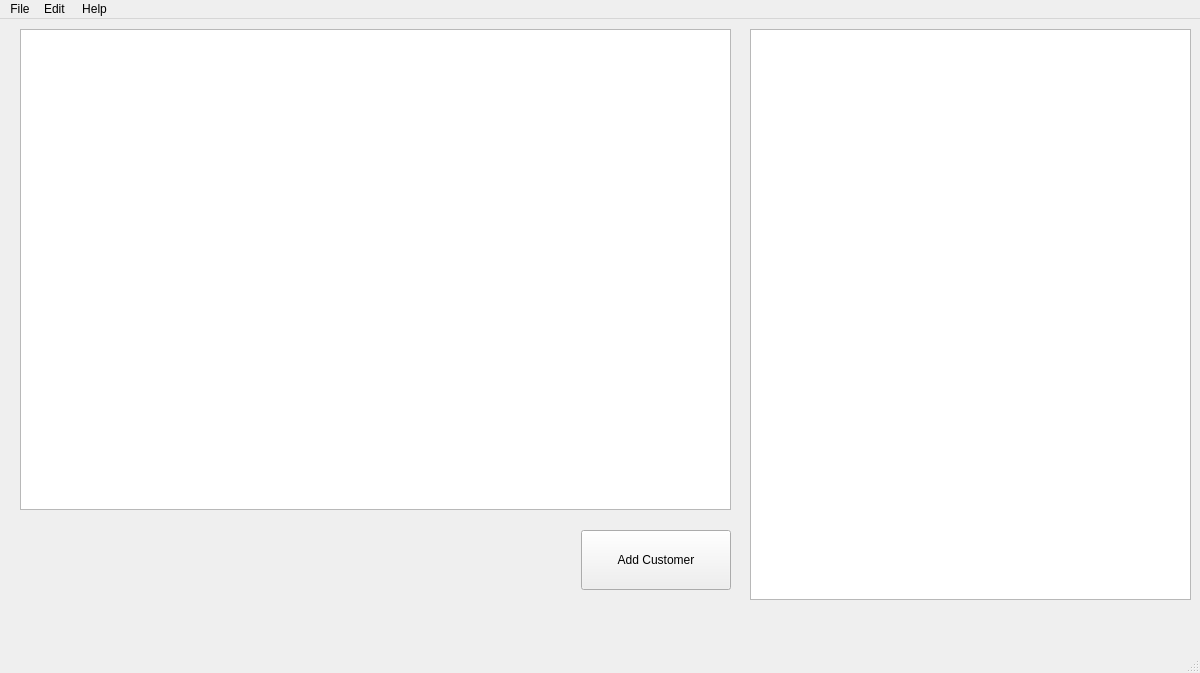
The window that mainwindow.ui (Matthew1906/CPEN6126010-RestaurantWaitingList) describes before a commit, drawn with Qt 5.
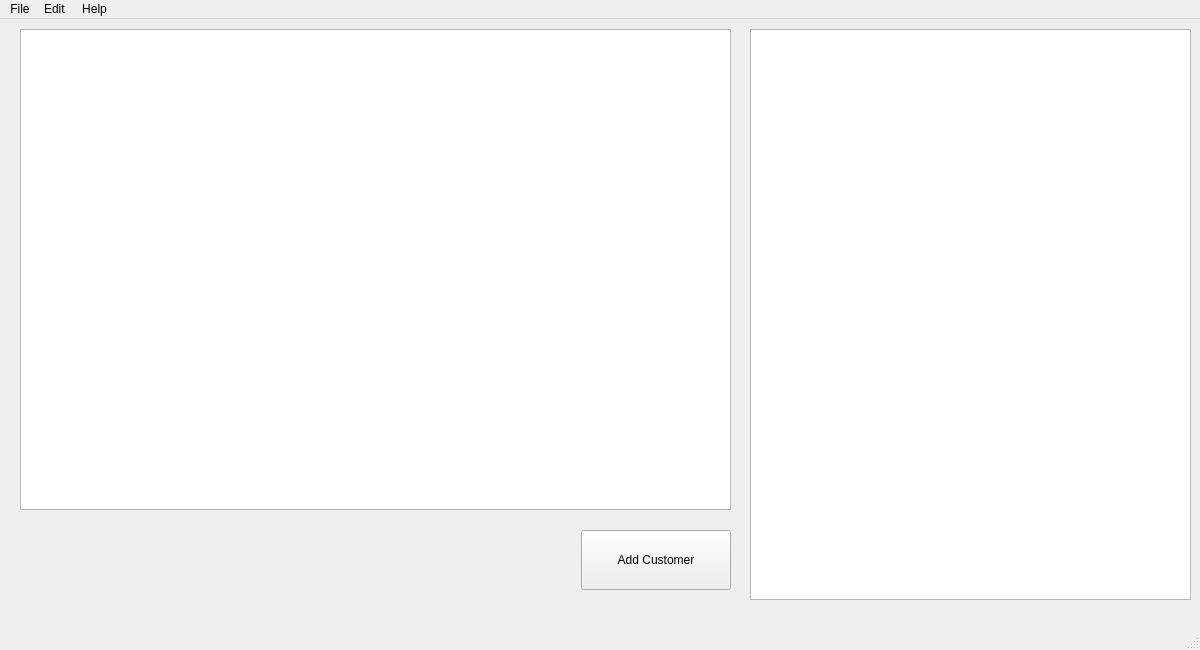
The same window after the commit. Icons and pictures are not drawn.

Commit message: Table History Dialog

Diff of the .ui file:
```diff
--- a/mainwindow.ui
+++ b/mainwindow.ui
@@ -7,7 +7,7 @@
     <x>0</x>
     <y>0</y>
     <width>1200</width>
-    <height>673</height>
+    <height>650</height>
    </rect>
   </property>
   <property name="windowTitle">
```
Left out of the diff: 6 changed lines with no effect on the pictures. The commit also changes 6 other files.
